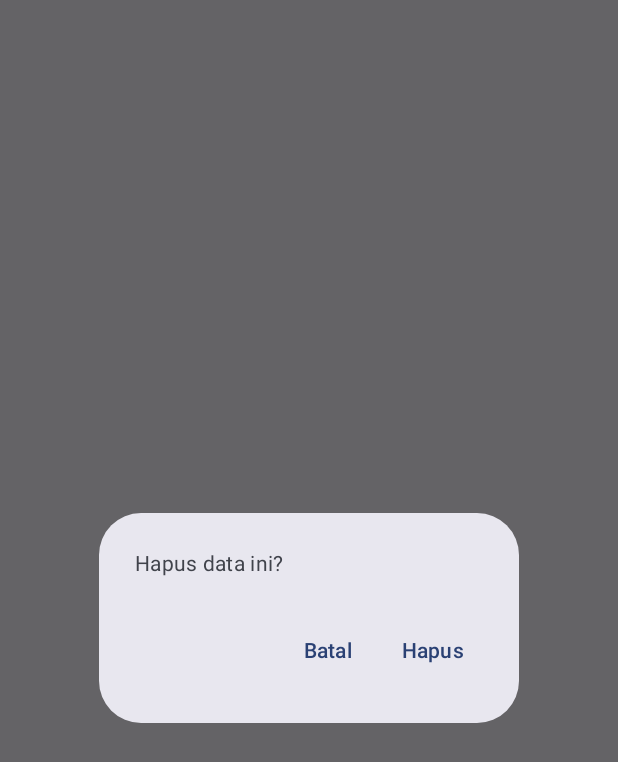
After one commit to fauzanrdynsyh/Fauzan_SleepQuality, an Android app built with Jetpack Compose: the composable DisplayAlertDialog shown on its own in the app's theme, on a phone screen of 412 x 824 dp. The commit adds this screen. Shown: the top 762 px of the screen. Run offline under Robolectric (Android 15) with nearby library versions, the phone set to English and light mode, and no system bars.

Commit message:
membuat dialog konfirmasi hapus

```diff
--- /dev/null
+++ b/app/src/main/java/com/fauzan0111/fauzan_sleepquality/screens/DisplayAlertDialog.kt
@@ -0,0 +1,44 @@
+package com.fauzan0111.fauzan_sleepquality.screens
+
+import android.content.res.Configuration
+import androidx.compose.material3.AlertDialog
+import androidx.compose.material3.Text
+import androidx.compose.material3.TextButton
+import androidx.compose.runtime.Composable
+import androidx.compose.ui.res.stringResource
+import androidx.compose.ui.tooling.preview.Preview
+import com.fauzan0111.fauzan_sleepquality.R
+import com.fauzan0111.fauzan_sleepquality.ui.theme.Fauzan_SleepQualityTheme
+
+@Composable
+fun DisplayAlertDialog(
+    onDismissRequest: () -> Unit,
+    onConfirmation: () -> Unit
+) {
+    AlertDialog(
+        text = { Text(text = stringResource(R.string.pesan_hapus)) },
+        confirmButton = {
+            TextButton(onClick = { onConfirmation() }) {
+                Text(text = stringResource(R.string.tombol_hapus))
+            }
+        },
+        dismissButton = {
+            TextButton(onClick = { onDismissRequest() }) {
+                Text(text = stringResource((R.string.tombol_batal)))
+            }
+        },
+        onDismissRequest = { onDismissRequest()}
+    )
+}
+
+@Preview(showBackground = true)
+@Preview(uiMode = Configuration.UI_MODE_NIGHT_YES, showBackground = true)
+@Composable
+fun DialogPreview(){
+    Fauzan_SleepQualityTheme {
+        DisplayAlertDialog(
+            onDismissRequest = {},
+            onConfirmation = {}
+        )
+    }
+}
--- a/app/src/main/res/values/strings.xml
+++ b/app/src/main/res/values/strings.xml
@@ -74,5 +74,7 @@
     <string name="sangat_baik">Sangat Baik</string>
     <string name="sangat_buruk">Sangat Buruk</string>
     <string name="data_tidur_kosong">Belum ada data tidur</string>
-
+    <string name="pesan_hapus">Hapus data ini?</string>
+    <string name="tombol_hapus">Hapus</string>
+    <string name="tombol_batal">Batal</string>
 </resources>
```
Also changed, not shown: app/src/main/java/com/fauzan0111/fauzan_sleepquality/screens/ResultScreen.kt (+11 -2 lines).
